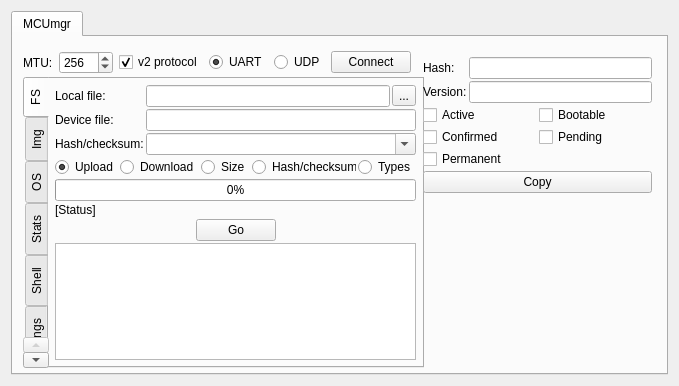
Old version of the form plugins/mcumgr/form.ui in the repository thedjnK/AuTerm.
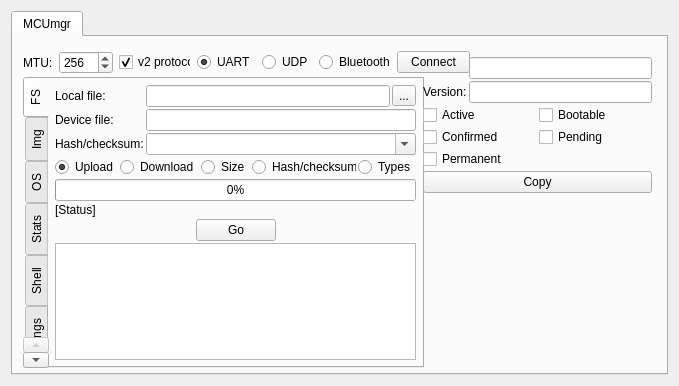
New version of the form.

Commit message: plugins: mcumgr: Add test bluetooth transport

Diff of the .ui file:
```diff
--- a/plugins/mcumgr/form.ui
+++ b/plugins/mcumgr/form.ui
@@ -1233,7 +1233,7 @@
         <rect>
          <x>10</x>
          <y>10</y>
-         <width>391</width>
+         <width>448</width>
          <height>31</height>
         </rect>
        </property>
@@ -1285,6 +1285,13 @@
           </property>
          </widget>
         </item>
+        <item>
+         <widget class="QRadioButton" name="radio_transport_bluetooth">
+          <property name="text">
+           <string>Bluetooth</string>
+          </property>
+         </widget>
+        </item>
         <item>
          <widget class="QPushButton" name="btn_transport_connect">
           <property name="text">
```
The commit also changes 11 other files.
